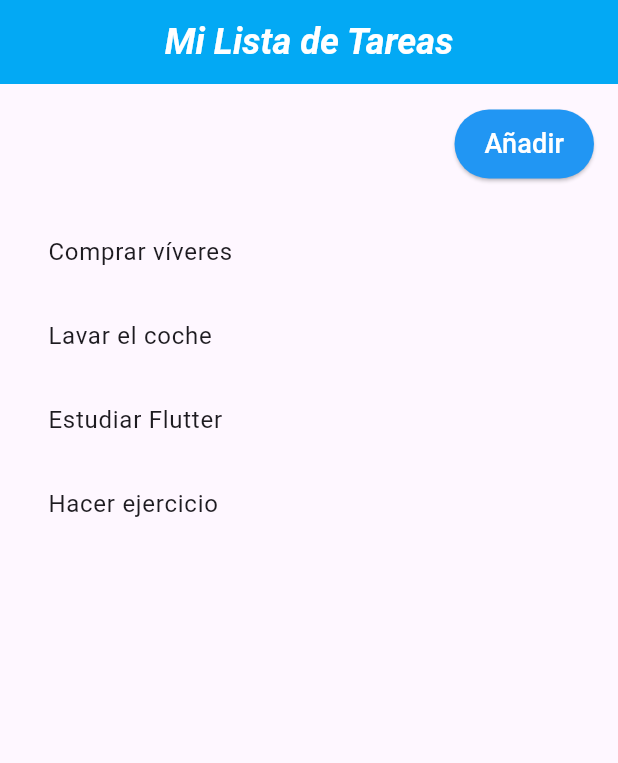
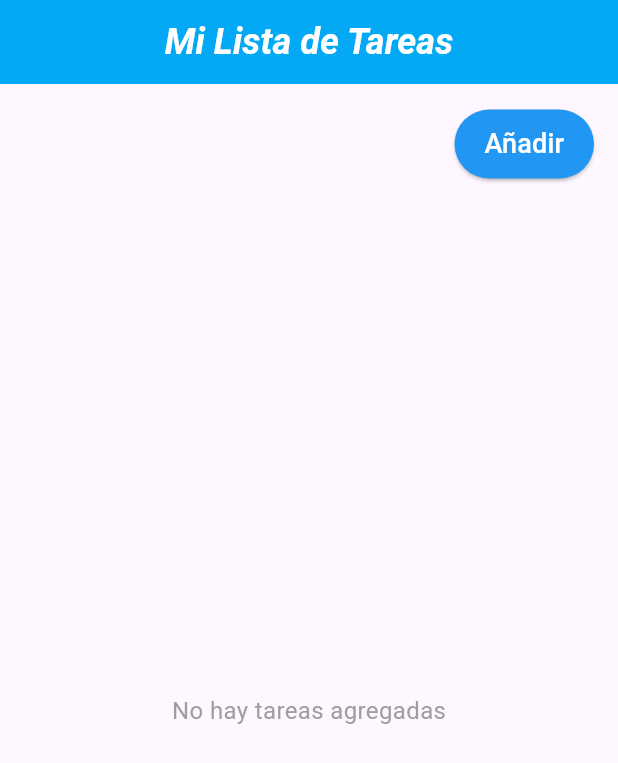
Before and after one commit to Daniel-pinzon/PruebaTecnicaFlutter, a Flutter app: the screen it shows after launch, on a phone screen of 412 x 824 dp. Shown: the top 763 px of the screen. Run offline on Flutter 3.47's test engine with Material 3 defaults, Android fonts, the phone set to English and light mode, and no system bars; our stand-ins replace hive, hive_flutter; accounts and stored records are empty.

Commit message:
loistado de tareas

```diff
--- a/lib/Model/TaskSave/index.dart
+++ b/lib/Model/TaskSave/index.dart
@@ -7,7 +7,10 @@ class Task extends HiveObject {
   @HiveField(0)
   String title;
 
-  Task({required this.title});
+  @HiveField(1)
+  String description;
+
+  Task({required this.title, required this.description});
 }
 
 // dev_dependencies:
--- a/lib/ViewModel/TaskAlert/index.dart
+++ b/lib/ViewModel/TaskAlert/index.dart
@@ -1,14 +1,18 @@
 import 'package:flutter/material.dart';
+import 'package:hive/hive.dart';
+import '../../Model/TaskSave/index.dart';
 
-class TaskViewModel extends ChangeNotifier {
-  final List<String> _tasks = [];
-   final TextEditingController titleController = TextEditingController();
+class TaskAlertViewModel extends ChangeNotifier {
+  final Box<Task> _taskBox = Hive.box<Task>('tasks');
+  final TextEditingController titleController = TextEditingController();
   final TextEditingController taskController = TextEditingController();
 
-  List<String> get tasks => _tasks;
+  List<Task> get tasks => _taskBox.values.toList();
 
-  void addTask(String title) {
-    _tasks.add(title);
+  void addTask(String title, String description) {
+    final task = Task(title: title, description: description);
+    _taskBox.add(task);
+    titleController.clear();
     taskController.clear();
     notifyListeners();
   }
@@ -49,7 +53,7 @@ class TaskViewModel extends ChangeNotifier {
               child: const Text('Agregar'),
               onPressed: () {
                 if (titleController.text.trim().isNotEmpty) {
-                  addTask(taskController.text.trim());
+                  addTask(titleController.text.trim(), taskController.text.trim());
                   Navigator.of(context).pop();
                 }
               },
--- a/lib/ViewModel/TaskViewModel/index.dart
+++ /dev/null
@@ -1,15 +0,0 @@
-import 'package:flutter/material.dart';
-import 'package:hive/hive.dart';
-import '../../Model/TaskSave/index.dart';
-
-class TaskViewModel extends ChangeNotifier {
-  final Box<Task> _taskBox = Hive.box<Task>('tasks');
-
-  List<Task> get tasks => _taskBox.values.toList();
-
-  void addTask(String title) {
-    final task = Task(title: title);
-    _taskBox.add(task);
-    notifyListeners();
-  }
-}
--- a/lib/widgets/Tabla/index.dart
+++ b/lib/widgets/Tabla/index.dart
@@ -1,22 +1,42 @@
 import 'package:flutter/material.dart';
+import '../../Model/TaskSave/index.dart';
 
 class TablaWidget extends StatelessWidget {
   final String title;
-  final List<String> items;
+  final List<Task> tasks;
 
   const TablaWidget({
     super.key,
     required this.title,
-    required this.items,
+    required this.tasks,
   });
 
   @override
   Widget build(BuildContext context) {
+    if (tasks.isEmpty) {
+      return const Center(
+        child: Text(
+          'No hay tareas agregadas',
+          style: TextStyle(fontSize: 16, color: Colors.grey),
+        ),
+      );
+    }
+
     return ListView.builder(
-      itemCount: items.length,
+      itemCount: tasks.length,
       itemBuilder: (context, index) {
-        return ListTile(
-          title: Text(items[index]),
+        final task = tasks[index];
+        return Card(
+          margin: const EdgeInsets.symmetric(vertical: 4, horizontal: 8),
+          child: ListTile(
+            title: Text(
+              task.title,
+              style: const TextStyle(fontWeight: FontWeight.bold),
+            ),
+            subtitle: task.description.isNotEmpty
+                ? Text(task.description)
+                : null,
+          ),
         );
       },
     );
--- a/lib/widgets/pantalla/index.dart
+++ b/lib/widgets/pantalla/index.dart
@@ -3,8 +3,33 @@ import '../Button/index.dart';
 import '../Tabla/index.dart';
 import '../../ViewModel/TaskAlert/index.dart';
 
-class PantallaHome extends StatelessWidget {
+class PantallaHome extends StatefulWidget {
   const PantallaHome({super.key});
+
+  @override
+  State<PantallaHome> createState() => _PantallaHomeState();
+}
+
+class _PantallaHomeState extends State<PantallaHome> {
+  late TaskAlertViewModel _taskViewModel;
+
+  @override
+  void initState() {
+    super.initState();
+    _taskViewModel = TaskAlertViewModel();
+    _taskViewModel.addListener(_onTasksChanged);
+  }
+
+  @override
+  void dispose() {
+    _taskViewModel.removeListener(_onTasksChanged);
+    _taskViewModel.dispose();
+    super.dispose();
+  }
+
+  void _onTasksChanged() {
+    setState(() {});
+  }
 
   @override
   Widget build(BuildContext context) {
@@ -12,9 +37,9 @@ class PantallaHome extends StatelessWidget {
       appBar: AppBar(
         centerTitle: true,
         backgroundColor: Colors.lightBlue, // Azulito
-        title: Text(
+        title: const Text(
           'Mi Lista de Tareas',
-          style: const TextStyle(
+          style: TextStyle(
             fontFamily: 'Roboto',
             fontStyle: FontStyle.italic,
             fontSize: 24,
@@ -29,7 +54,7 @@ class PantallaHome extends StatelessWidget {
           children: [
             ButtonWidget(
               texto: 'Añadir',
-              onPressed: () => TaskViewModel().showAddTaskDialog(context),
+              onPressed: () => _taskViewModel.showAddTaskDialog(context),
               color: Colors.blue,
               textColor: Colors.white,
               fontSize: 18.0,
@@ -39,12 +64,7 @@ class PantallaHome extends StatelessWidget {
             Expanded(
               child: TablaWidget(
                 title: 'Tareas Pendientes',
-                items: [
-                  'Comprar víveres',
-                  'Lavar el coche',
-                  'Estudiar Flutter',
-                  'Hacer ejercicio',
-                ],
+                tasks: _taskViewModel.tasks,
               ),
             ),
           ],
```
Also changed, not shown: lib/Model/TaskSave/index.g.dart.
